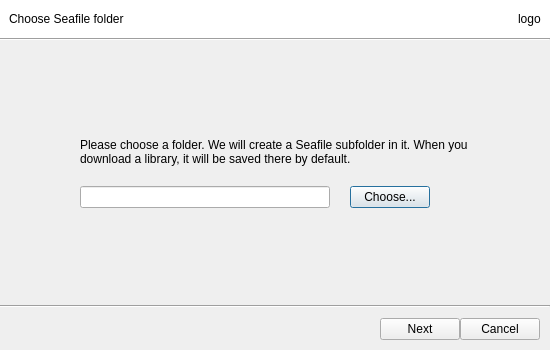
haiwen/seafile-client, file ui/init-seafile-dialog.ui: the form before one commit.
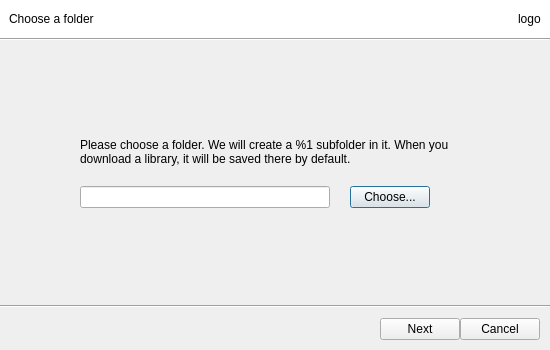
The form after the commit.

Diff of the .ui file:
```diff
--- a/ui/init-seafile-dialog.ui
+++ b/ui/init-seafile-dialog.ui
@@ -35,7 +35,7 @@
          <string notr="true"/>
         </property>
         <property name="text">
-         <string>Choose Seafile folder</string>
+         <string>Choose a folder</string>
         </property>
         <property name="margin">
          <number>0</number>
@@ -108,7 +108,7 @@
        <item>
         <widget class="QLabel" name="label">
          <property name="text">
-          <string>Please choose a folder. We will create a Seafile subfolder in it. When you download a library, it will be saved there by default.</string>
+          <string>Please choose a folder. We will create a %1 subfolder in it. When you download a library, it will be saved there by default.</string>
          </property>
          <property name="wordWrap">
           <bool>true</bool>
```
Left out of the diff: 24 changed lines with no effect on the pictures.
